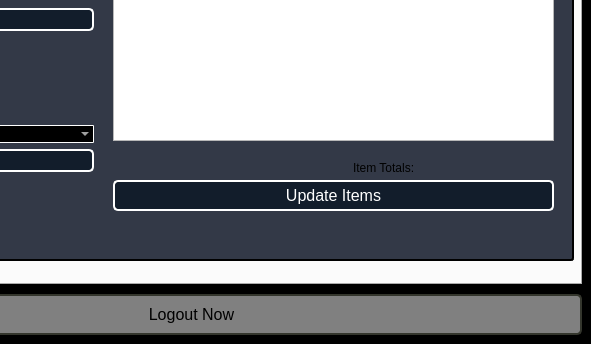
The window that CS1C_BulkClub/administratorwindow.ui (BlankMKB/CS1C-Group-Project-1) describes before a commit, drawn with Qt 5; both pictures show x 209 to 800 and y 256 to 600 of the 800 by 600 pixel window.
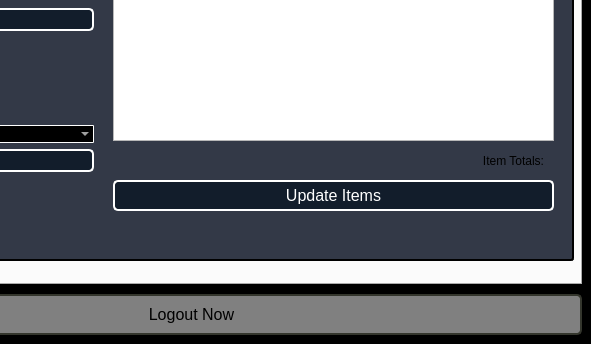
The same window after the commit. The open tabs and pages were chosen to show the change. Icons and pictures are not drawn.

Diff of the .ui file:
```diff
--- a/CS1C_BulkClub/administratorwindow.ui
+++ b/CS1C_BulkClub/administratorwindow.ui
@@ -775,15 +775,21 @@
      <widget class="QLabel" name="itemTotalLabel">
       <property name="geometry">
        <rect>
-        <x>540</x>
-        <y>320</y>
-        <width>191</width>
-        <height>16</height>
+        <x>300</x>
+        <y>305</y>
+        <width>431</width>
+        <height>31</height>
        </rect>
       </property>
       <property name="text">
        <string>Item Totals:</string>
       </property>
+      <property name="alignment">
+       <set>Qt::AlignRight|Qt::AlignTrailing|Qt::AlignVCenter</set>
+      </property>
+      <property name="wordWrap">
+       <bool>true</bool>
+      </property>
      </widget>
     </widget>
    </widget>
```
Left out of the diff: 2 changed lines with no effect on the pictures.
